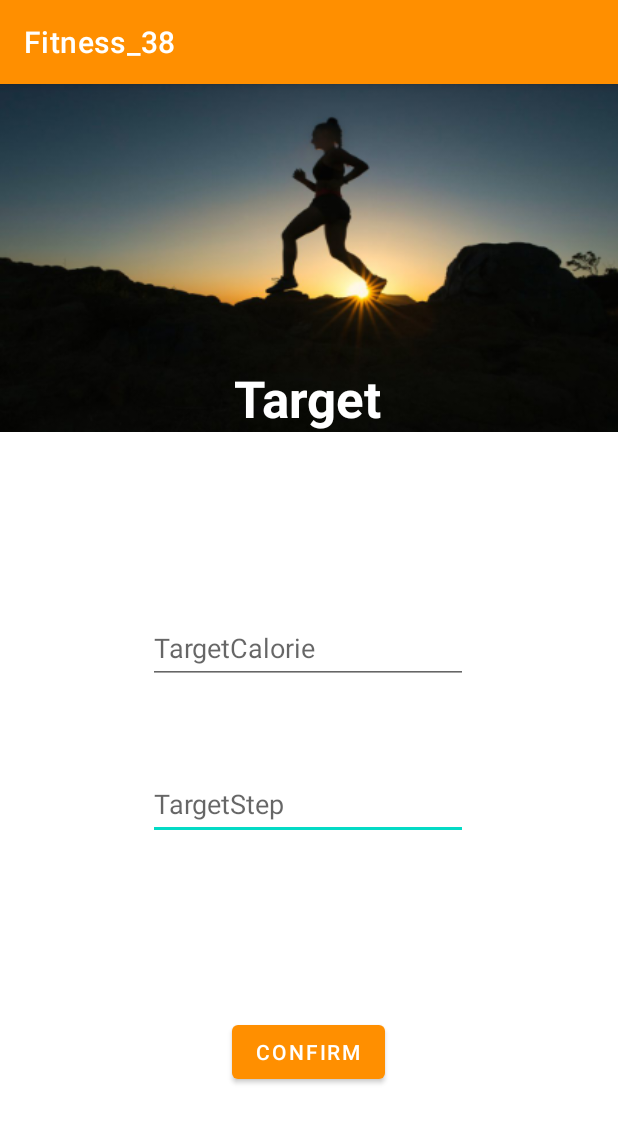
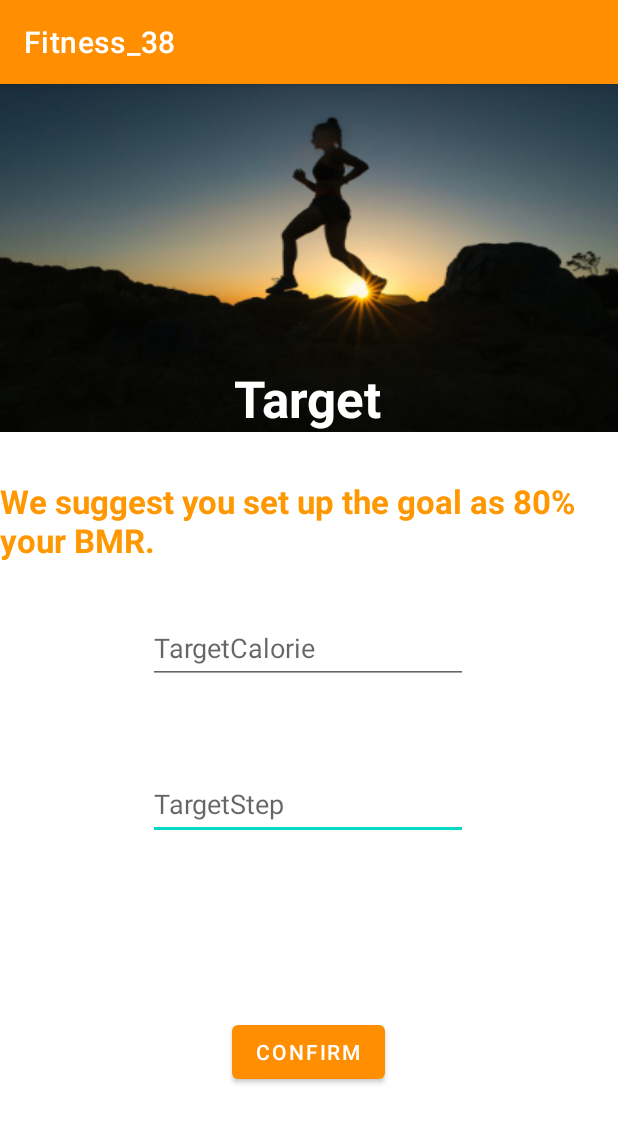
Before and after one commit to dexter0918bai/Fitness_38, an Android app: the UserTarget screen opened directly, with no data from a screen before it, on a phone screen of 412 x 824 dp. Shown: the top 1123 px of the screen. Run offline under Robolectric (Android 15) with nearby library versions, the phone set to English and light mode, and no system bars; our stand-ins replace Firebase (no records; nobody signed in at launch, a user with empty details on screens opened directly); Roboto replaces fonts that are not available here.

Commit message:
small change

```diff
--- a/app/src/main/res/layout/activity_user_target.xml
+++ b/app/src/main/res/layout/activity_user_target.xml
@@ -84,5 +84,18 @@
         android:visibility="gone"
         app:layout_constraintTop_toBottomOf="@+id/TargetStep" />
 
+    <TextView
+        android:layout_width="wrap_content"
+        android:layout_height="wrap_content"
+        android:text="We suggest you set up the goal as 80% your BMR."
+        android:textColor="#FF9800"
+        android:textSize="22sp"
+        android:textStyle="bold"
+        app:layout_constraintBottom_toTopOf="@+id/TargetCalorie"
+        app:layout_constraintEnd_toEndOf="parent"
+        app:layout_constraintStart_toStartOf="parent"
+        app:layout_constraintTop_toBottomOf="@+id/imageView"
+        app:layout_constraintVertical_bias="0.485" />
+
 
 </androidx.constraintlayout.widget.ConstraintLayout>
```
